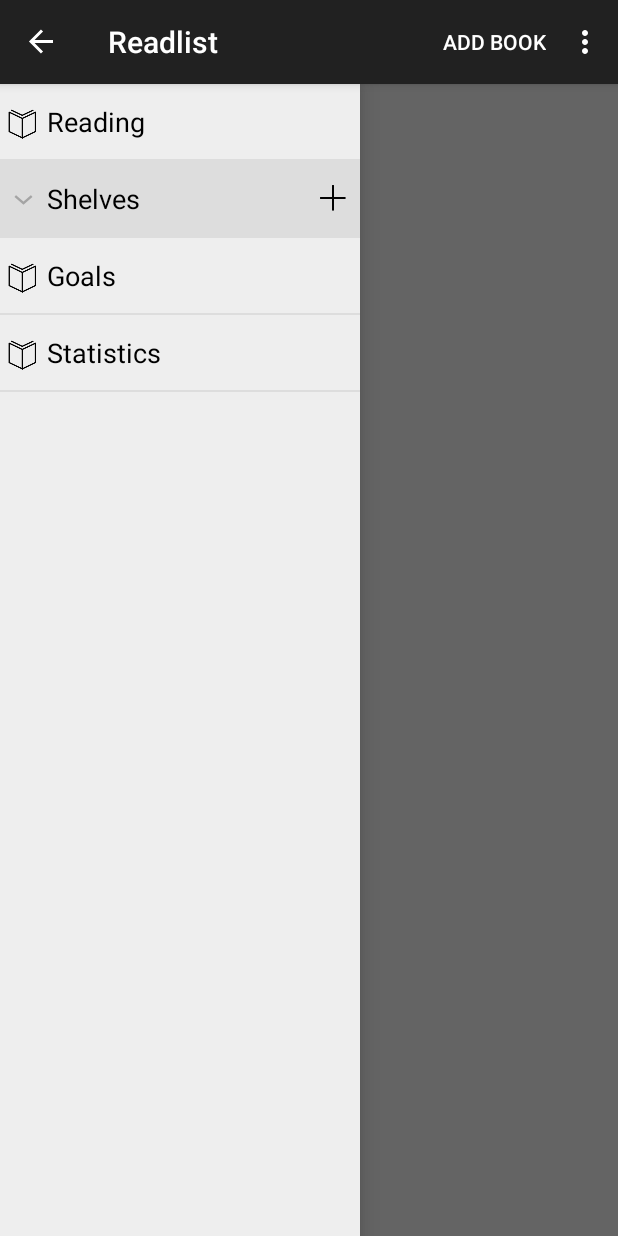
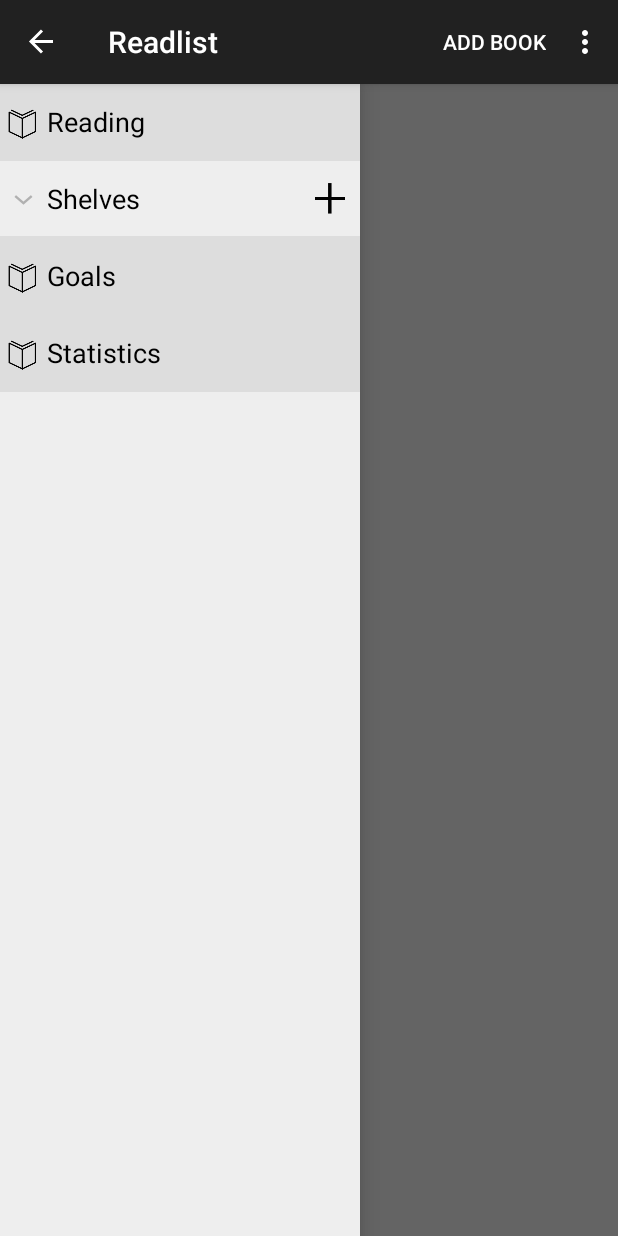
Before and after one commit to stephendiadamo/readlist, an Android app: the screen it shows after launch (MainActivity), on a phone screen of 412 x 824 dp. Run offline under Robolectric (Android 15) with nearby library versions, the phone set to English and light mode, and no system bars; our stand-ins replace Volley; libraries missing offline, so code that uses them is left out: com.google.zxing.integration.

Commit message:
Cleaned up some code and added a touch effect on adding shelf button

```diff
--- a/app/src/main/java/com/s_diadamo/readlist/MainActivity.java
+++ b/app/src/main/java/com/s_diadamo/readlist/MainActivity.java
@@ -13,9 +13,7 @@ import com.s_diadamo.readlist.book.BookFragment;
 import com.s_diadamo.readlist.goal.GoalsFragment;
 import com.s_diadamo.readlist.lazylist.ImageLoader;
 import com.s_diadamo.readlist.navigationDrawer.NavigationDrawerFragment;
-import com.s_diadamo.readlist.shelf.ShelfFragment;
 import com.s_diadamo.readlist.statistics.StatisticsFragment;
-
 
 public class MainActivity extends AppCompatActivity
         implements NavigationDrawerFragment.NavigationDrawerCallbacks {
--- a/app/src/main/java/com/s_diadamo/readlist/navigationDrawer/NavigationExpandableListAdapter.java
+++ b/app/src/main/java/com/s_diadamo/readlist/navigationDrawer/NavigationExpandableListAdapter.java
@@ -1,6 +1,7 @@
 package com.s_diadamo.readlist.navigationDrawer;
 
 import android.content.Context;
+import android.graphics.Color;
 import android.view.LayoutInflater;
 import android.view.MotionEvent;
 import android.view.View;
@@ -78,7 +79,7 @@ public class NavigationExpandableListAdapter extends BaseExpandableListAdapter i
     @Override
     public View getGroupView(int groupPosition, boolean isExpanded, View convertView, ViewGroup parent) {
         View row = convertView;
-        NavigationShelfParentHolder navShelfParentHolder;
+        final NavigationShelfParentHolder navShelfParentHolder;
         if (row == null || row.getTag() == null) {
             LayoutInflater inflater = LayoutInflater.from(context);
             row = inflater.inflate(R.layout.row_navigation_shelves_header, null);
@@ -96,18 +97,16 @@ public class NavigationExpandableListAdapter extends BaseExpandableListAdapter i
                 int action = event.getAction();
                 switch (action) {
                     case MotionEvent.ACTION_DOWN:
-                        // Disallow ScrollView to intercept touch events.
                         v.getParent().requestDisallowInterceptTouchEvent(true);
+                        navShelfParentHolder.addShelf.setBackgroundColor(Color.LTGRAY);
+                        break;
+                    case MotionEvent.ACTION_UP:
+                        v.getParent().requestDisallowInterceptTouchEvent(false);
                         ShelfAddDialog shelfAddDialog = new ShelfAddDialog(getMe().context, getMe());
                         shelfAddDialog.show();
-                        break;
-                    case MotionEvent.ACTION_UP:
-                        // Allow ScrollView to intercept touch events.
-                        v.getParent().requestDisallowInterceptTouchEvent(false);
+                        navShelfParentHolder.addShelf.setBackgroundColor(Color.TRANSPARENT);
                         break;
                 }
-
-                // Handle ListView touch events.
                 v.onTouchEvent(event);
                 return true;
             }
--- a/app/src/main/java/com/s_diadamo/readlist/shelf/ShelfAddDialog.java
+++ b/app/src/main/java/com/s_diadamo/readlist/shelf/ShelfAddDialog.java
@@ -29,7 +29,6 @@ public class ShelfAddDialog extends AlertDialog {
             @Override
             public void onClick(View v) {
                 String shelfName = shelfNameEditText.getText().toString();
-
                 if (!shelfName.isEmpty()) {
                     Shelf shelf = new Shelf(shelfName, Shelf.DEFAULT_COLOR);
                     shelfOperations.addShelf(shelf);
--- a/app/src/main/res/layout/row_navigation_element.xml
+++ b/app/src/main/res/layout/row_navigation_element.xml
@@ -1,6 +1,7 @@
 <?xml version="1.0" encoding="utf-8"?>
 <RelativeLayout xmlns:android="http://schemas.android.com/apk/res/android"
     android:layout_width="match_parent"
+    android:background="#ddd"
     android:layout_height="match_parent">
 
     <LinearLayout
--- a/app/src/main/res/layout/row_navigation_shelves.xml
+++ b/app/src/main/res/layout/row_navigation_shelves.xml
@@ -4,6 +4,6 @@
     android:layout_width="@dimen/navigation_drawer_width"
     android:layout_height="wrap_content"
     android:layout_gravity="start"
-    android:background="#ddd"
-    android:divider="#ccc"
+    android:background="#eee"
+    android:divider="#ddd"
     android:dividerHeight="1dp" />
--- a/app/src/main/res/layout/row_navigation_shelves_header.xml
+++ b/app/src/main/res/layout/row_navigation_shelves_header.xml
@@ -46,11 +46,12 @@
 
                 <ImageView
                     android:id="@+id/nav_element_add_shelf"
-                    android:layout_width="20dp"
-                    android:layout_height="25dp"
+                    android:layout_width="40dp"
+                    android:layout_height="fill_parent"
                     android:layout_gravity="center|end"
-                    android:layout_marginEnd="8dp"
-                    android:layout_marginRight="8dp"
+
+                    android:paddingLeft="8dp"
+                    android:paddingRight="8dp"
                     android:src="@drawable/ic_plus" />
             </LinearLayout>
         </LinearLayout>
```
